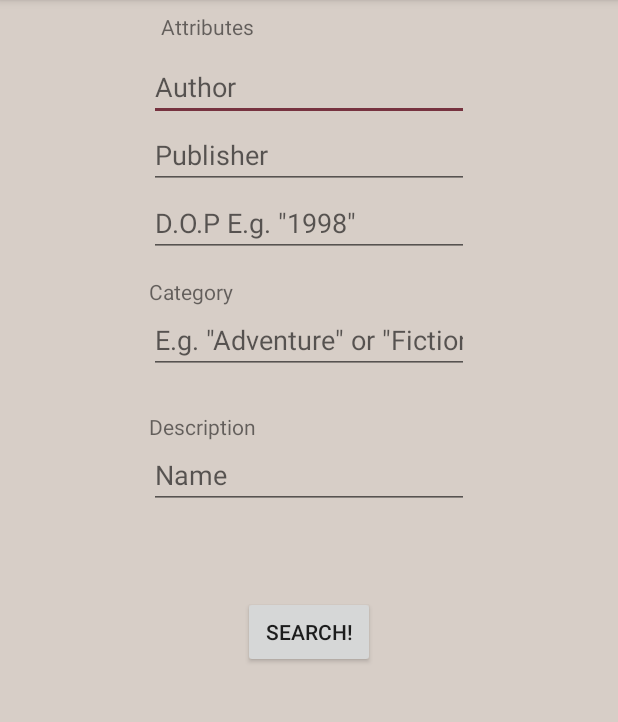
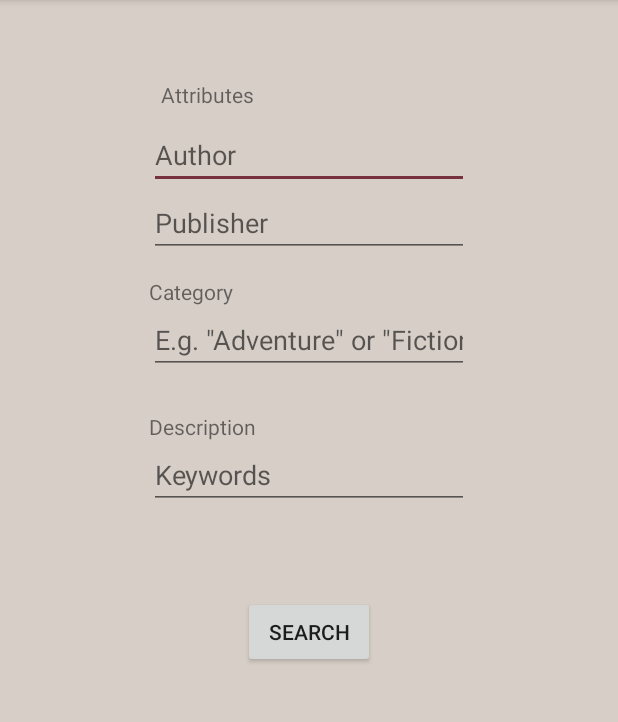
Before and after one commit to nunto/BookZilla, an Android app: the SearchEntry screen opened directly, with no data from a screen before it, on a phone screen of 412 x 824 dp, the part 84-806 px from its top. Run offline under Robolectric (Android 15) with nearby library versions, the phone set to English and light mode, and no system bars.

Commit message:
Working app updated - UI still needs to be finished

```diff
--- a/src/BookZilla/app/src/main/java/a3a04group5/bookzilla/BookQuery.java
+++ b/src/BookZilla/app/src/main/java/a3a04group5/bookzilla/BookQuery.java
@@ -29,7 +29,7 @@ public class BookQuery extends AsyncTask <String, Void, Volumes>{
         Volumes volumes = null;
         try {
             // Setting then executing query
-            System.out.println("QUERY IS HERE:" + query[0]);
+            System.out.println("Query:" + query[0]);
             volumesList = books.volumes().list(query[0]);
             volumesList.setMaxResults(maxResults);
             volumesList.setKey(API_KEY);
@@ -42,10 +42,8 @@ public class BookQuery extends AsyncTask <String, Void, Volumes>{
 
         // Checking if any matching books were found
         if ( volumes == null || volumes.getItems() == null || volumes.getTotalItems() == 0 ) {
-            System.out.println("Please don't tell me we made it here");
             System.exit(0);
         }
-        System.out.println("We here boys");
         return volumes;
     }
 
--- a/src/BookZilla/app/src/main/java/a3a04group5/bookzilla/SearchEntry.java
+++ b/src/BookZilla/app/src/main/java/a3a04group5/bookzilla/SearchEntry.java
@@ -12,7 +12,7 @@ import android.widget.Toast;
 
 import org.w3c.dom.Text;
 
-public class SearchEntry extends AppCompatActivity implements View.OnClickListener {
+public class SearchEntry extends AppCompatActivity {
 
     private Button search_button;
     //private TextView output;
@@ -27,11 +27,9 @@ public class SearchEntry extends AppCompatActivity implements View.OnClickListen
         search_button = (Button) findViewById(R.id.search_button);
         author = (EditText) findViewById(R.id.author);
         publisher = (EditText) findViewById(R.id.publisher);
-        publishedDate = (EditText) findViewById(R.id.publishedDate);
         category = (EditText) findViewById(R.id.category);
         description = (EditText) findViewById(R.id.description);
 
-        //output = (TextView) findViewById(R.id.attributes_title);
 
         search_button.setOnClickListener(
                 new View.OnClickListener(){
@@ -40,10 +38,8 @@ public class SearchEntry extends AppCompatActivity implements View.OnClickListen
                         Intent intent = new Intent(SearchEntry.this, SearchParseActivity.class);
                         intent.putExtra("author", author.getText().toString());
                         intent.putExtra("publisher", publisher.getText().toString());
-                        intent.putExtra("publishedDate", publishedDate.getText().toString());
                         intent.putExtra("category", category.getText().toString());
                         intent.putExtra("description", description.getText().toString());
-
                         startActivity(intent);
                     }
                 });
@@ -51,23 +47,4 @@ public class SearchEntry extends AppCompatActivity implements View.OnClickListen
 
     }
 
-    public void onClick(View v){
-        /*THIS IS TO TEST WHETHER THE INPUT FIELDS DISPLAY CORRECTLY
-        if (v.getId() == search_button.getId()){
-            text = author.getText().toString();
-            output.setText(text);
-        }
-        */
-
-
-    }
-
-
-    public void buttonOnClick(View v) {
-
-        Toast toast = new Toast(getApplicationContext());
-        toast.setGravity(Gravity.TOP| Gravity.LEFT, 0, 0) ;
-        toast.makeText(SearchEntry.this, author.getText(), toast.LENGTH_SHORT).show();
-
-    }
 }
--- a/src/BookZilla/app/src/main/res/layout/activity_search_entry.xml
+++ b/src/BookZilla/app/src/main/res/layout/activity_search_entry.xml
@@ -12,23 +12,24 @@
         android:layout_width="wrap_content"
         android:layout_height="wrap_content"
         android:orientation="vertical"
+        android:id="@+id/linearLayout"
         android:layout_alignParentTop="true"
         android:layout_centerHorizontal="true"
-        android:id="@+id/linearLayout">
+        android:layout_marginTop="45dp">
 
         <TextView
             android:layout_margin="8dp"
             android:id="@+id/attributes_title"
             android:layout_width="match_parent"
             android:layout_height="wrap_content"
-            android:text="Attributes" />
+            android:text="@string/attributes" />
 
         <EditText
             android:id="@+id/author"
             android:layout_width="match_parent"
             android:layout_height="wrap_content"
             android:ems="10"
-            android:hint="Author"
+            android:hint="@string/author"
             android:inputType="textPersonName" />
 
         <EditText
@@ -36,16 +37,9 @@
             android:layout_width="match_parent"
             android:layout_height="wrap_content"
             android:ems="10"
-            android:hint="Publisher"
+            android:hint="@string/publisher"
             android:inputType="textPersonName" />
 
-        <EditText
-            android:id="@+id/publishedDate"
-            android:layout_width="match_parent"
-            android:layout_height="wrap_content"
-            android:ems="10"
-            android:hint='D.O.P E.g. "1998"'
-            android:inputType="textPersonName" />
 
         <TextView
             android:id="@+id/category_title"
@@ -54,7 +48,7 @@
             android:layout_below="@+id/linearLayout"
             android:layout_centerHorizontal="true"
             android:layout_marginTop="13dp"
-            android:text="Category"
+            android:text="@string/category"
             android:visibility="visible" />
 
         <EditText
@@ -62,7 +56,7 @@
             android:layout_width="match_parent"
             android:layout_height="wrap_content"
             android:ems="10"
-            android:hint='E.g. "Adventure" or "Fiction" '
+            android:hint='E.g. "Adventure" or "Fiction"'
             android:inputType="textNoSuggestions|textPersonName" />
 
         <TextView
@@ -72,14 +66,14 @@
             android:layout_alignStart="@+id/linearLayout"
             android:layout_below="@+id/linearLayout"
             android:layout_marginTop="25dp"
-            android:text="Description" />
+            android:text="@string/desc" />
 
         <EditText
             android:id="@+id/description"
             android:layout_width="match_parent"
             android:layout_height="wrap_content"
             android:ems="10"
-            android:hint="Name"
+            android:hint="@string/desc_hint"
             android:inputType="textPersonName" />
 
     </LinearLayout>
@@ -91,6 +85,6 @@
         android:layout_below="@+id/linearLayout"
         android:layout_centerHorizontal="true"
         android:layout_marginTop="58dp"
-        android:text="Search!" />
+        android:text="@string/btn_search" />
 
 </RelativeLayout>
--- a/src/BookZilla/app/src/main/res/values/strings.xml
+++ b/src/BookZilla/app/src/main/res/values/strings.xml
@@ -2,4 +2,13 @@
     <string name="app_name">BookZilla</string>
     <string name="app_description">Lorem ipsum dolor sit amet, consectetur adipiscing elit. Mauris egestas diam at mauris lobortis, sit amet gravida purus tincidunt. Nulla lorem ex, dignissim vel malesuada vestibulum, suscipit vitae nibh. Proin eu ante viverra, tempor nulla eu, accumsan ex. Nam feugiat vulputate felis quis bibendum. Sed bibendum felis id libero varius, vel sagittis justo blandit. Cras feugiat commodo nisl, sed ornare mauris mattis eu. Maecenas sit amet leo sed lorem rhoncus posuere sit amet sit amet ex. Donec sollicitudin nibh non diam molestie, ut fermentum felis ullamcorper. Aliquam sed urna in nisl tempor vehicula sit amet finibus ligula. Fusce et orci dictum massa finibus malesuada ut et lectus.</string>
     <string name="btn_search">Search</string>
+    <string name="result_header">Results</string>
+    <string name="publisher">Publisher</string>
+    <string name="author">Author</string>
+    <string name="attributes">Attributes</string>
+    <string name="category">Category</string>
+    <string name="category_hint">E.g. "Adventure" or "Science"</string>
+    <string name="desc">Description</string>
+    <string name="desc_hint">Keywords</string>
+    <string name="loading">Loading...</string>
 </resources>
```
Also changed, not shown: src/BookZilla/app/build.gradle (+4 -4 lines), src/BookZilla/app/src/main/AndroidManifest.xml (+10 -7 lines), src/BookZilla/app/src/main/java/a3a04group5/bookzilla/ResultsActivity.java (added, +179 -0 lines), src/BookZilla/app/src/main/java/a3a04group5/bookzilla/SearchParseActivity.java (+70 -3 lines), src/BookZilla/app/src/main/res/layout/activity_results.xml (added, +28 -0 lines), src/BookZilla/app/src/main/res/layout/activity_search_parse.xml (+10 -0 lines), src/BookZilla/app/src/main/res/layout/popup_layout.xml (added, +27 -0 lines), src/BookZilla/app/src/main/res/drawable-hdpi/ic_done.png (added), src/BookZilla/app/src/main/res/drawable-hdpi/ic_no_imageurl.png (added), src/BookZilla/app/src/main/res/drawable-mdpi/ic_done.png (added), src/BookZilla/app/src/main/res/drawable-mdpi/ic_no_imageurl.png (added), src/BookZilla/app/src/main/res/drawable-xhdpi/ic_done.png (added), src/BookZilla/app/src/main/res/drawable-xhdpi/ic_no_imageurl.png (added), src/BookZilla/app/src/main/res/drawable-xxhdpi/ic_done.png (added), 1 more files.
